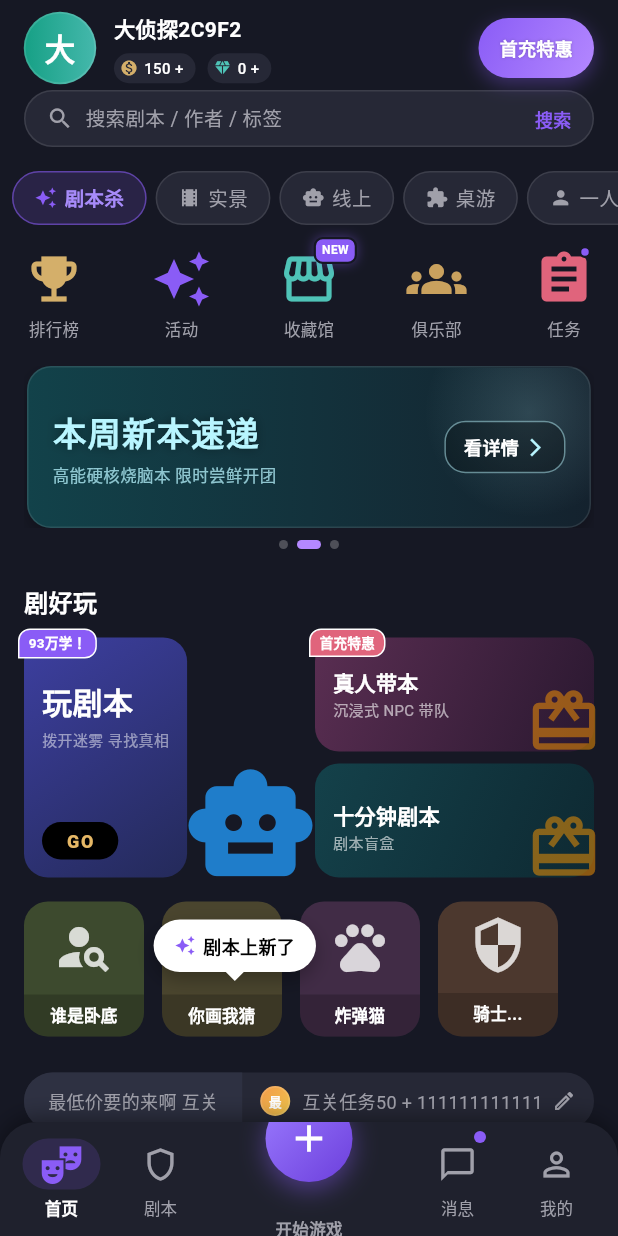
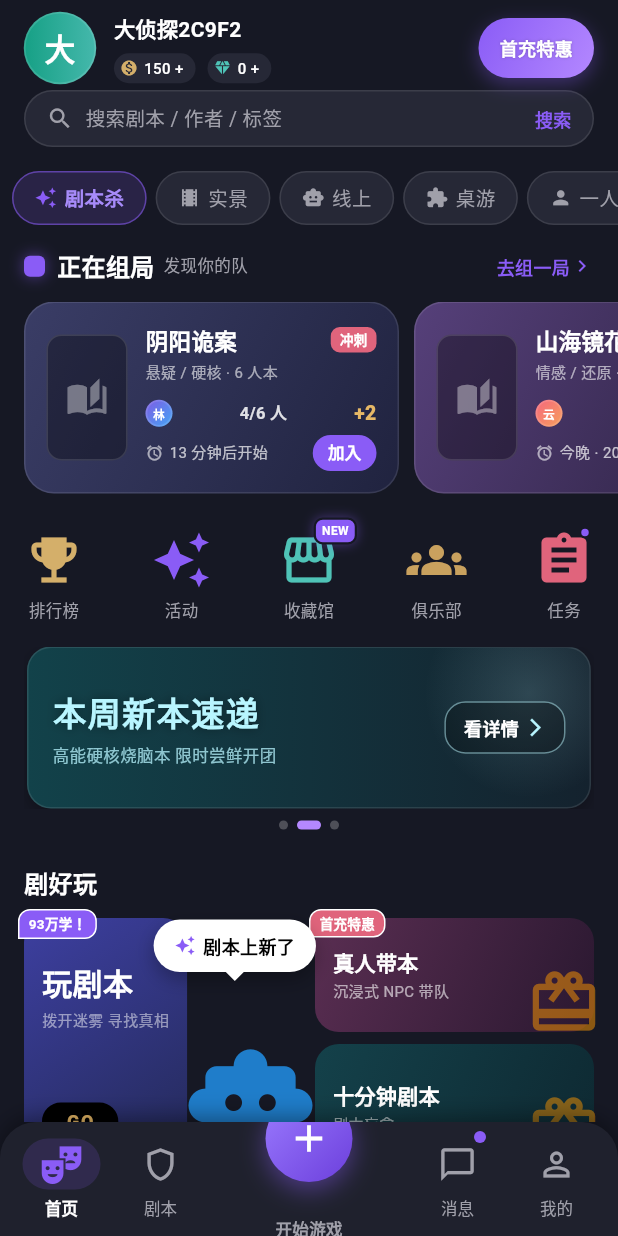
Before and after one commit to zx2121651/jubenshaapp, a Flutter app: the screen it shows after launch, on a phone screen of 412 x 824 dp. Run offline on Flutter 3.47's test engine with Material 3 defaults, Android fonts, the light colour scheme and no system bars; our stand-ins replace flutter_riverpod, go_router.

Commit message:
feat: 剧本杀App UI布局对标
Co-authored-by: traeagent <traeagent@users.noreply.github.com>

```diff
--- a/lib/features/home/presentation/home_screen.dart
+++ b/lib/features/home/presentation/home_screen.dart
@@ -10,6 +10,7 @@ import '../widgets/home_banner.dart';
 import '../widgets/home_play_section.dart';
 import '../widgets/home_feed_list.dart';
 import '../widgets/home_category_tabs.dart';
+import '../widgets/home_team_section.dart';
 
 class HomeScreen extends ConsumerStatefulWidget {
   const HomeScreen({super.key});
@@ -59,6 +60,16 @@ class _HomeScreenState extends ConsumerState<HomeScreen> {
             ),
             const SliverToBoxAdapter(
               child: SizedBox(height: UIConstants.spacingLg),
+            ),
+            const SliverToBoxAdapter(
+              child: Entrance(
+                delay: Duration(milliseconds: 80),
+                offset: Offset(0, 16),
+                child: HomeTeamSection(),
+              ),
+            ),
+            const SliverToBoxAdapter(
+              child: SizedBox(height: UIConstants.spacingXl),
             ),
             const SliverToBoxAdapter(child: HomeFeatureIcons()),
             const SliverToBoxAdapter(
--- /dev/null
+++ b/lib/features/home/widgets/home_team_section.dart
@@ -0,0 +1,310 @@
+import 'package:flutter/material.dart';
+import '../../../core/constants/ui_constants.dart';
+import '../../../core/theme/app_theme.dart';
+import '../../../shared/widgets/animations.dart';
+import '../../../shared/widgets/gradient_avatar.dart';
+
+/// 首页「正在组局」：国内剧本杀 App 首页的标志性布局，
+/// 实时展示进行中的组局/车队（剧本、房主、坑位、倒计时），制造临场紧迫感与一键加入入口。
+class HomeTeamSection extends StatelessWidget {
+  const HomeTeamSection({super.key});
+
+  static const List<_Team> _teams = [
+    _Team(
+      script: '阴阳诡案',
+      style: '悬疑 / 硬核 · 6 人本',
+      host: '林·侦探',
+      slotsLeft: 2,
+      players: 4,
+      eta: '13 分钟后开始',
+      gradient: [Color(0xFF3A3D66), Color(0xFF20233F)],
+      filling: true,
+    ),
+    _Team(
+      script: '山海镜花',
+      style: '情感 / 还原 · 4 人本',
+      host: '云上客',
+      slotsLeft: 3,
+      players: 1,
+      eta: '今晚 · 20:00',
+      gradient: [Color(0xFF56407A), Color(0xFF2B2140)],
+      filling: false,
+    ),
+    _Team(
+      script: '午夜鉴宝',
+      style: '机制 / 阵营 · 8 人本',
+      host: '老猫',
+      slotsLeft: 1,
+      players: 7,
+      eta: '5 分钟后开始',
+      gradient: [Color(0xFF3B5A4E), Color(0xFF16231F)],
+      filling: true,
+    ),
+  ];
+
+  @override
+  Widget build(BuildContext context) {
+    return Column(
+      crossAxisAlignment: CrossAxisAlignment.start,
+      children: [
+        _buildHeader(),
+        const SizedBox(height: UIConstants.spacingMd),
+        SizedBox(
+          height: 128,
+          child: ListView.separated(
+            padding: const EdgeInsets.symmetric(
+              horizontal: UIConstants.spacingLg,
+            ),
+            scrollDirection: Axis.horizontal,
+            itemCount: _teams.length,
+            separatorBuilder: (_, __) => const SizedBox(width: 10),
+            itemBuilder: (context, i) =>
+                Entrance(delay: Duration(milliseconds: 60 + i * 60), child: _TeamCard(team: _teams[i])),
+          ),
+        ),
+      ],
+    );
+  }
+
+  Widget _buildHeader() {
+    return Padding(
+      padding: const EdgeInsets.symmetric(horizontal: UIConstants.spacingLg),
+      child: Row(
+        children: [
+          Container(
+            width: 14,
+            height: 14,
+            decoration: BoxDecoration(
+              color: AppTheme.primary,
+              borderRadius: BorderRadius.circular(4),
+              boxShadow: [
+                BoxShadow(
+                  color: AppTheme.primary.withValues(alpha: 0.5),
+                  blurRadius: 8,
+                ),
+              ],
+            ),
+          ),
+          const SizedBox(width: 8),
+          const Text(
+            '正在组局',
+            style: TextStyle(
+              color: AppTheme.onSurface,
+              fontSize: 16,
+              fontWeight: FontWeight.w800,
+            ),
+          ),
+          const SizedBox(width: 6),
+          const Text(
+            '发现你的队',
+            style: TextStyle(
+              color: AppTheme.onSurfaceVariant,
+              fontSize: 11,
+            ),
+          ),
+          const Spacer(),
+          GestureDetector(
+            onTap: () {},
+            child: const Row(
+              children: [
+                Text(
+                  '去组一局',
+                  style: TextStyle(
+                    color: AppTheme.primary,
+                    fontSize: 12,
+                    fontWeight: FontWeight.w700,
+                  ),
+                ),
+                Icon(Icons.chevron_right, color: AppTheme.primary, size: 16),
+              ],
+            ),
+          ),
+        ],
+      ),
+    );
+  }
+}
+
+class _TeamCard extends StatelessWidget {
+  const _TeamCard({required this.team});
+
+  final _Team team;
+
+  @override
+  Widget build(BuildContext context) {
+    // 卡片宽度一致，横向等宽：封面 + 信息。
+    return Container(
+      width: 250,
+      decoration: BoxDecoration(
+        gradient: LinearGradient(
+          colors: team.gradient,
+          begin: Alignment.topLeft,
+          end: Alignment.bottomRight,
+        ),
+        borderRadius: BorderRadius.circular(20),
+        border: Border.all(color: Colors.white10),
+      ),
+      child: Padding(
+        padding: const EdgeInsets.all(14),
+        child: Row(
+          children: [
+            // 剧本封面占位
+            Container(
+              width: 54,
+              height: 84,
+              decoration: BoxDecoration(
+                color: Colors.black.withValues(alpha: 0.35),
+                borderRadius: BorderRadius.circular(10),
+                border: Border.all(color: Colors.white12),
+              ),
+              child: const Icon(
+                Icons.auto_stories,
+                color: Colors.white38,
+                size: 28,
+              ),
+            ),
+            const SizedBox(width: 12),
+            Expanded(
+              child: Column(
+                crossAxisAlignment: CrossAxisAlignment.start,
+                children: [
+                  Row(
+                    children: [
+                      Expanded(
+                        child: Text(
+                          team.script,
+                          maxLines: 1,
+                          overflow: TextOverflow.ellipsis,
+                          style: const TextStyle(
+                            color: Colors.white,
+                            fontSize: 15,
+                            fontWeight: FontWeight.w800,
+                          ),
+                        ),
+                      ),
+                      if (team.filling)
+                        Container(
+                          padding: const EdgeInsets.symmetric(
+                            horizontal: 6,
+                            vertical: 2,
+                          ),
+                          decoration: BoxDecoration(
+                            color: const Color(0xFFE0647C),
+                            borderRadius: BorderRadius.circular(6),
+                          ),
+                          child: const Text(
+                            '冲刺',
+                            style: TextStyle(
+                              color: Colors.white,
+                              fontSize: 9,
+                              fontWeight: FontWeight.w700,
+                            ),
+                          ),
+                        ),
+                    ],
+                  ),
+                  const SizedBox(height: 4),
+                  Text(
+                    team.style,
+                    maxLines: 1,
+                    overflow: TextOverflow.ellipsis,
+                    style: TextStyle(
+                      color: Colors.white.withValues(alpha: 0.6),
+                      fontSize: 10,
+                    ),
+                  ),
+                  const SizedBox(height: 10),
+                  Row(
+                    children: [
+                      GradientAvatar(text: team.host, size: 18),
+                      const Spacer(),
+                      Text(
+                        '${team.players}/${team.players + team.slotsLeft} 人',
+                        style: TextStyle(
+                          color: Colors.white.withValues(alpha: 0.85),
+                          fontSize: 11,
+                          fontWeight: FontWeight.w600,
+                        ),
+                      ),
+                      const Spacer(),
+                      Text(
+                        '+${team.slotsLeft}',
+                        style: TextStyle(
+                          color: const Color(0xFFE6B866),
+                          fontSize: 13,
+                          fontWeight: FontWeight.w800,
+                        ),
+                      ),
+                    ],
+                  ),
+                  const Spacer(),
+                  Row(
+                    children: [
+                      Icon(
+                        Icons.alarm,
+                        color: Colors.white.withValues(alpha: 0.6),
+                        size: 12,
+                      ),
+                      const SizedBox(width: 4),
+                      Expanded(
+                        child: Text(
+                          team.eta,
+                          maxLines: 1,
+                          overflow: TextOverflow.ellipsis,
+                          style: TextStyle(
+                            color: Colors.white.withValues(alpha: 0.7),
+                            fontSize: 10,
+                          ),
+                        ),
+                      ),
+                      Container(
+                        padding: const EdgeInsets.symmetric(
+                          horizontal: 10,
+                          vertical: 4,
+                        ),
+                        decoration: BoxDecoration(
+                          color: AppTheme.primary,
+                          borderRadius: BorderRadius.circular(12),
+                        ),
+                        child: const Text(
+                          '加入',
+                          style: TextStyle(
+                            color: Colors.white,
+                            fontSize: 11,
+                            fontWeight: FontWeight.w700,
+                          ),
+                        ),
+                      ),
+                    ],
+                  ),
+                ],
+              ),
+            ),
+          ],
+        ),
+      ),
+    );
+  }
+}
+
+class _Team {
+  final String script;
+  final String style;
+  final String host;
+  final int players;
+  final int slotsLeft;
+  final String eta;
+  final List<Color> gradient;
+  final bool filling;
+
+  const _Team({
+    required this.script,
+    required this.style,
+    required this.host,
+    required this.players,
+    required this.slotsLeft,
+    required this.eta,
+    required this.gradient,
+    required this.filling,
+  });
+}
```
